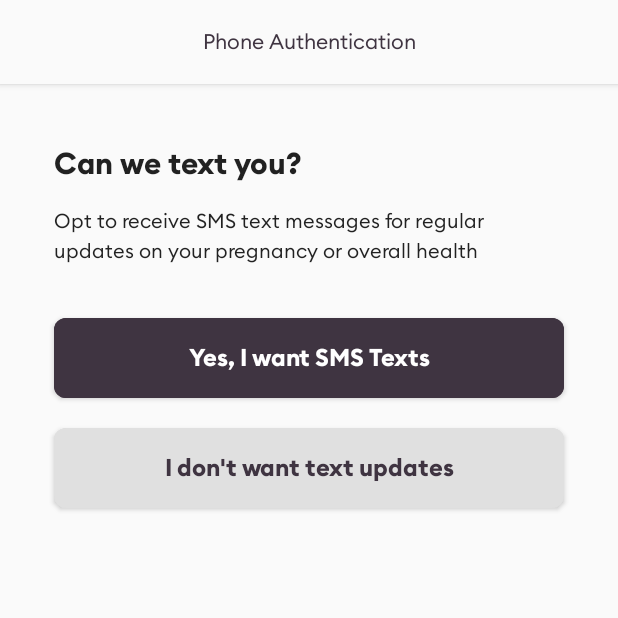
After one commit to pingpingsim/kotlin-sample, an Android app: the SMSAuthActivity screen opened directly, with no data from a screen before it, on a phone screen of 412 x 824 dp, the top half of it. The commit adds this screen. Run offline under Robolectric (Android 15) with nearby library versions, the phone set to English and light mode, and no system bars; our stand-ins replace CircleImageView.

Commit message:
Added sms auth screen and classes

```diff
--- a/app/src/main/AndroidManifest.xml
+++ b/app/src/main/AndroidManifest.xml
@@ -20,7 +20,12 @@
         tools:targetApi="31">
 
         <activity
-            android:name=".ui.component.phone_auth.PhoneAuthActivity"
+            android:name=".ui.component.auth.sms.SMSAuthActivity"
+            android:screenOrientation="portrait"
+            android:theme="@style/Theme.Jiwaibu.NoActionBar" />
+
+        <activity
+            android:name=".ui.component.auth.phone.PhoneAuthActivity"
             android:screenOrientation="portrait"
             android:theme="@style/Theme.Jiwaibu.NoActionBar" />
 
--- a/app/src/main/java/com/hanai/jiwa/ui/component/phone_auth/PhoneAuthActivity.kt
+++ b/app/src/main/java/com/hanai/jiwa/ui/component/auth/phone/PhoneAuthActivity.kt
@@ -1,9 +1,11 @@
-package com.hanai.jiwa.ui.component.phone_auth
+package com.hanai.jiwa.ui.component.auth.phone
 
+import android.content.Intent
 import android.os.Bundle
 import androidx.activity.viewModels
 import com.hanai.jiwa.databinding.ActivityPhoneAuthBinding
 import com.hanai.jiwa.ui.base.BaseActivity
+import com.hanai.jiwa.ui.component.auth.sms.SMSAuthActivity
 import dagger.hilt.android.AndroidEntryPoint
 
 @AndroidEntryPoint
@@ -20,8 +22,13 @@ class PhoneAuthActivity : BaseActivity() {
         val view = binding.root
         setContentView(view)
         binding.apply {
-            //val inputText = outlinedTextField.editText?.text.toString()
-
+            val mobileNumber = mobileNumberTextField.editText?.text.toString()
+            val verificationCode = enterCodeTextField.editText?.text.toString()
+            btnSendCode.setOnClickListener {
+                val intent = Intent(this@PhoneAuthActivity, SMSAuthActivity::class.java)
+                startActivity(intent)
+                finish()
+            }
         }
     }
 
--- a/app/src/main/java/com/hanai/jiwa/ui/component/phone_auth/PhoneAuthViewModel.kt
+++ b/app/src/main/java/com/hanai/jiwa/ui/component/auth/phone/PhoneAuthViewModel.kt
@@ -1,4 +1,4 @@
-package com.hanai.jiwa.ui.component.phone_auth
+package com.hanai.jiwa.ui.component.auth.phone
 
 import androidx.lifecycle.LiveData
 import androidx.lifecycle.MutableLiveData
--- /dev/null
+++ b/app/src/main/java/com/hanai/jiwa/ui/component/auth/sms/SMSAuthActivity.kt
@@ -0,0 +1,39 @@
+package com.hanai.jiwa.ui.component.auth.sms
+
+import android.content.Intent
+import android.os.Bundle
+import androidx.activity.viewModels
+import com.hanai.jiwa.databinding.ActivitySmsAuthBinding
+import com.hanai.jiwa.ui.base.BaseActivity
+import com.hanai.jiwa.ui.component.auth.phone.PhoneAuthViewModel
+import com.hanai.jiwa.ui.component.dashboard.DashboardActivity
+
+class SMSAuthActivity : BaseActivity() {
+    private lateinit var binding: ActivitySmsAuthBinding
+    private val phoneAuthViewModel: PhoneAuthViewModel by viewModels()
+
+    override fun onCreate(savedInstanceState: Bundle?) {
+        super.onCreate(savedInstanceState)
+    }
+
+    override fun initViewBinding() {
+        binding = ActivitySmsAuthBinding.inflate(layoutInflater)
+        val view = binding.root
+        setContentView(view)
+        binding.apply {
+
+            btnSmsYes.setOnClickListener {
+                val intent = Intent(this@SMSAuthActivity, DashboardActivity::class.java)
+                startActivity(intent)
+                finish()
+            }
+
+            btnSmsNo.setOnClickListener {
+
+            }
+        }
+    }
+
+    override fun observeViewModel() {
+    }
+}
--- a/app/src/main/java/com/hanai/jiwa/ui/component/onboarding/OnboardingActivity.kt
+++ b/app/src/main/java/com/hanai/jiwa/ui/component/onboarding/OnboardingActivity.kt
@@ -9,9 +9,8 @@ import com.hanai.jiwa.R
 import com.hanai.jiwa.data.dto.onboarding.OnboardingContent
 import com.hanai.jiwa.databinding.ActivityOnboardingBinding
 import com.hanai.jiwa.ui.base.BaseActivity
-import com.hanai.jiwa.ui.component.dashboard.DashboardActivity
 import com.hanai.jiwa.ui.component.onboarding.adapter.OnboardingListAdapter
-import com.hanai.jiwa.ui.component.phone_auth.PhoneAuthActivity
+import com.hanai.jiwa.ui.component.auth.phone.PhoneAuthActivity
 import com.tbuonomo.viewpagerdotsindicator.SpringDotsIndicator
 import dagger.hilt.android.AndroidEntryPoint
 
--- a/app/src/main/res/layout/activity_phone_auth.xml
+++ b/app/src/main/res/layout/activity_phone_auth.xml
@@ -115,7 +115,7 @@
         </com.google.android.material.textfield.TextInputLayout>
 
         <com.google.android.material.button.MaterialButton
-            android:id="@+id/codeButton"
+            android:id="@+id/btnSendCode"
             android:layout_width="match_parent"
             android:layout_height="wrap_content"
             android:layout_marginStart="36dp"
--- /dev/null
+++ b/app/src/main/res/layout/activity_sms_auth.xml
@@ -0,0 +1,94 @@
+<?xml version="1.0" encoding="utf-8"?>
+<androidx.constraintlayout.widget.ConstraintLayout xmlns:android="http://schemas.android.com/apk/res/android"
+    xmlns:app="http://schemas.android.com/apk/res-auto"
+    xmlns:tools="http://schemas.android.com/tools"
+    android:layout_width="match_parent"
+    android:layout_height="match_parent"
+    android:background="@color/screen_bg"
+    android:focusable="true"
+    android:focusableInTouchMode="true">
+
+    <com.google.android.material.appbar.MaterialToolbar
+        android:id="@+id/toolbar"
+        android:layout_width="match_parent"
+        android:layout_height="wrap_content"
+        android:background="@color/color_primary"
+        android:elevation="3dp"
+        app:layout_constraintEnd_toEndOf="parent"
+        app:layout_constraintRight_toRightOf="parent"
+        app:layout_constraintStart_toStartOf="parent"
+        app:layout_constraintTop_toTopOf="parent"
+        app:title="@string/phone_auth_toolbar_title"
+        app:titleCentered="true"
+        app:titleTextAppearance="@style/ToolbarText"
+        app:titleTextColor="@color/color_on_primary" />
+
+    <TextView
+        android:id="@+id/titleTextView"
+        android:layout_width="match_parent"
+        android:layout_height="wrap_content"
+        android:layout_marginTop="40dp"
+        android:gravity="start"
+        android:paddingStart="36dp"
+        android:paddingEnd="36dp"
+        android:text="@string/phone_auth_sms_request_title"
+        android:textAppearance="@style/HeadlineText"
+        app:layout_constraintEnd_toEndOf="parent"
+        app:layout_constraintStart_toStartOf="parent"
+        app:layout_constraintTop_toBottomOf="@id/toolbar" />
+
+    <TextView
+        android:id="@+id/descriptionTextView"
+        android:layout_width="match_parent"
+        android:layout_height="wrap_content"
+        android:layout_marginTop="16dp"
+        android:lineSpacingMultiplier="1.2"
+        android:paddingStart="36dp"
+        android:paddingEnd="36dp"
+        android:text="@string/phone_auth_sms_request_desc"
+        android:textAppearance="@style/SubtitleText"
+        app:layout_constraintEnd_toEndOf="parent"
+        app:layout_constraintStart_toStartOf="@id/titleTextView"
+        app:layout_constraintTop_toBottomOf="@id/titleTextView" />
+
+    <com.google.android.material.button.MaterialButton
+        android:id="@+id/btn_sms_yes"
+        android:layout_width="match_parent"
+        android:layout_height="wrap_content"
+        android:layout_marginStart="36dp"
+        android:layout_marginTop="30dp"
+        android:layout_marginEnd="36dp"
+        android:backgroundTint="@color/button_enabled"
+        android:elevation="2dp"
+        android:paddingTop="@dimen/padding_16"
+        android:paddingBottom="@dimen/padding_16"
+        android:text="@string/phone_auth_sms_request_yes"
+        android:textAllCaps="false"
+        android:textAppearance="@style/ButtonText"
+        android:textColor="@color/white"
+        app:cornerRadius="@dimen/button_corner_radius"
+        app:layout_constraintEnd_toEndOf="parent"
+        app:layout_constraintStart_toStartOf="@id/titleTextView"
+        app:layout_constraintTop_toBottomOf="@id/descriptionTextView" />
+
+    <com.google.android.material.button.MaterialButton
+        android:id="@+id/btn_sms_no"
+        android:layout_width="match_parent"
+        android:layout_height="wrap_content"
+        android:layout_marginStart="36dp"
+        android:layout_marginTop="8dp"
+        android:layout_marginEnd="36dp"
+        android:backgroundTint="@color/button_disabled"
+        android:elevation="2dp"
+        android:paddingTop="@dimen/padding_16"
+        android:paddingBottom="@dimen/padding_16"
+        android:text="@string/phone_auth_sms_request_no"
+        android:textAllCaps="false"
+        android:textAppearance="@style/ButtonText"
+        android:textColor="@color/button_enabled"
+        app:cornerRadius="@dimen/button_corner_radius"
+        app:layout_constraintEnd_toEndOf="parent"
+        app:layout_constraintStart_toStartOf="@id/titleTextView"
+        app:layout_constraintTop_toBottomOf="@id/btn_sms_yes" />
+
+</androidx.constraintlayout.widget.ConstraintLayout>
```
